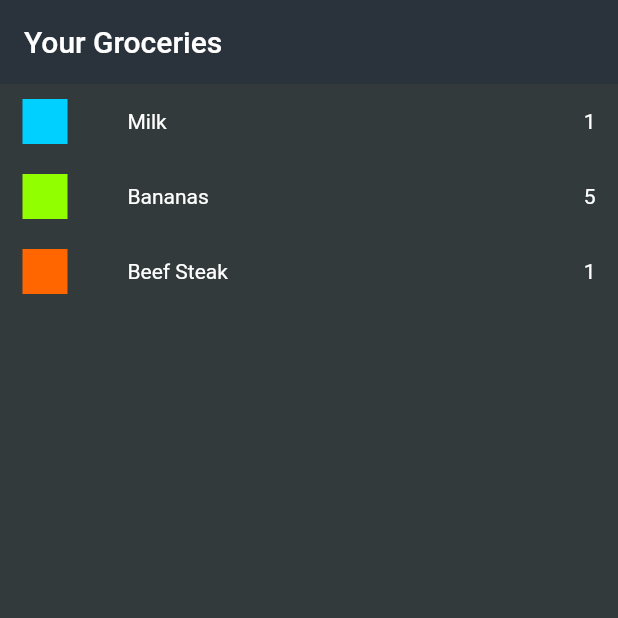
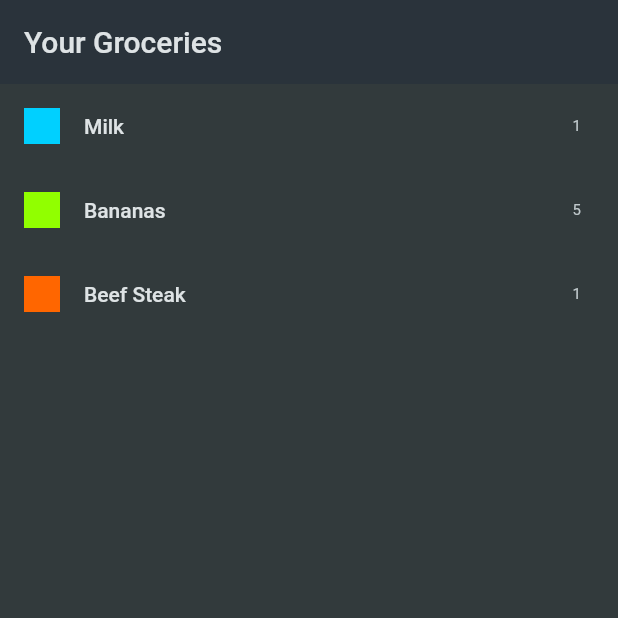
Before and after one commit to Neric1999/shoping_list_app, a Flutter app: the screen it shows after launch, on a phone screen of 412 x 824 dp, the top half of it. Run offline on Flutter 3.47's test engine with Material 2 defaults, Android fonts, the phone set to English and light mode, and no system bars.

Commit message:
another commit

```diff
--- a/lib/data/categories.dart
+++ b/lib/data/categories.dart
@@ -1,5 +1,4 @@
 import 'package:flutter/material.dart';
-
 import 'package:shoping_list_app/models/category.dart';
 
 const categories = {
--- a/lib/main.dart
+++ b/lib/main.dart
@@ -1,5 +1,6 @@
 import 'package:flutter/material.dart';
-import 'package:shoping_list_app/screens/grocery_screen.dart';
+
+import 'package:shoping_list_app/widgets/grocery_list.dart';
 
 void main() {
   runApp(const MyApp());
@@ -22,7 +23,7 @@ class MyApp extends StatelessWidget {
         ),
         scaffoldBackgroundColor: const Color.fromARGB(255, 50, 58, 60),
       ),
-      home: const GroceriesScreen(),
+      home: const GroceryList(),
     );
   }
 }
--- a/lib/models/category.dart
+++ b/lib/models/category.dart
@@ -10,11 +10,12 @@ enum Categories {
   spices,
   convenience,
   hygiene,
-  other,
+  other
 }
 
 class Category {
-  const Category(this.name, this.color);
-  final String name;
+  const Category(this.title, this.color);
+
+  final String title;
   final Color color;
 }
--- a/lib/models/grocery_item.dart
+++ b/lib/models/grocery_item.dart
@@ -1,4 +1,5 @@
 import 'package:shoping_list_app/models/category.dart';
+// import 'package:shopping_list/models/category.dart';
 
 class GroceryItem {
   const GroceryItem({
@@ -7,6 +8,7 @@ class GroceryItem {
     required this.quantity,
     required this.category,
   });
+
   final String id;
   final String name;
   final int quantity;
--- a/lib/screens/grocery_screen.dart
+++ /dev/null
@@ -1,41 +0,0 @@
-import 'package:flutter/material.dart';
-import 'package:shoping_list_app/data/dummy_items.dart';
-
-class GroceriesScreen extends StatelessWidget {
-  const GroceriesScreen({super.key});
-
-  @override
-  Widget build(BuildContext context) {
-    return Scaffold(
-      appBar: AppBar(
-        title: Text(
-          'Your Groceries',
-          style: Theme.of(context).textTheme.titleLarge,
-        ),
-      ),
-      body: Column(
-        children: [
-          for (final grocery in groceryItems)
-            Padding(
-              padding: const EdgeInsets.symmetric(horizontal: 15, vertical: 10),
-              child: Row(
-                children: [
-                  Container(
-                    height: 30,
-                    width: 30,
-                    color: grocery.category.color,
-                  ),
-                  const SizedBox(
-                    width: 40,
-                  ),
-                  Text(grocery.name),
-                  const Spacer(),
-                  Text('${grocery.quantity}')
-                ],
-              ),
-            ),
-        ],
-      ),
-    );
-  }
-}
--- /dev/null
+++ b/lib/widgets/grocery_list.dart
@@ -0,0 +1,29 @@
+import 'package:flutter/material.dart';
+import 'package:shoping_list_app/data/dummy_items.dart';
+
+class GroceryList extends StatelessWidget {
+  const GroceryList({super.key});
+
+  @override
+  Widget build(BuildContext context) {
+    return Scaffold(
+      appBar: AppBar(
+        title: const Text('Your Groceries'),
+      ),
+      body: ListView.builder(
+        itemCount: groceryItems.length,
+        itemBuilder: (ctx, index) => ListTile(
+          title: Text(groceryItems[index].name),
+          leading: Container(
+            width: 24,
+            height: 24,
+            color: groceryItems[index].category.color,
+          ),
+          trailing: Text(
+            groceryItems[index].quantity.toString(),
+          ),
+        ),
+      ),
+    );
+  }
+}
```
Also changed, not shown: lib/data/dummy_items.dart (+4 -5 lines).
